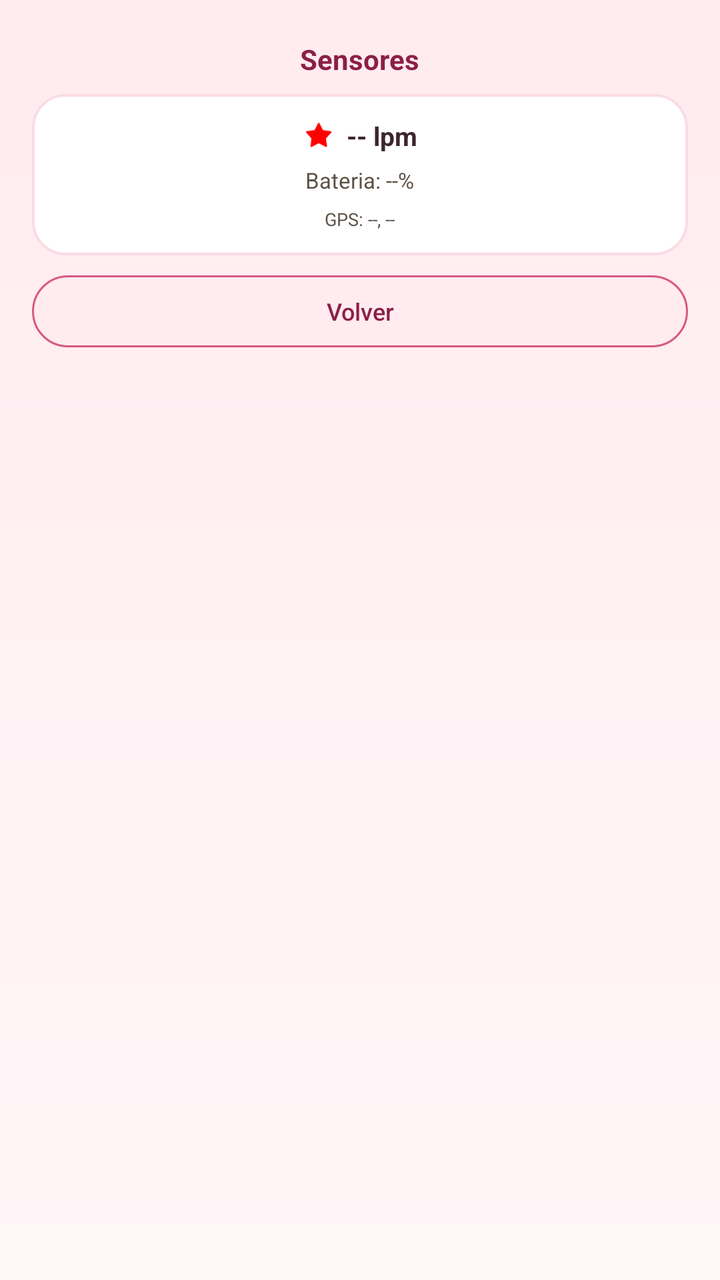
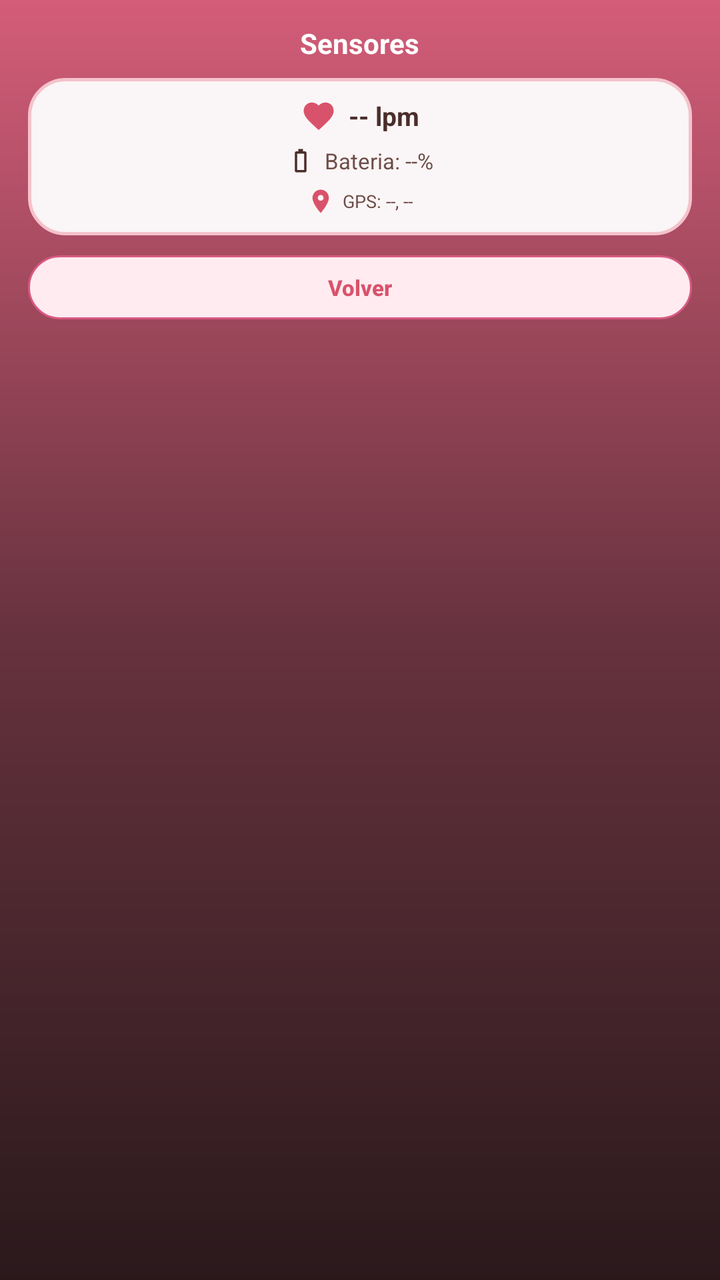

Compare the two renders of this Android layout. The source of the first and the diff that turns it into the second are given below.
<!-- AndroidManifest.xml: application theme Theme.WearCoffee -->
<!-- res/layout/activity_sensors.xml -->
<?xml version="1.0" encoding="utf-8"?>
<ScrollView xmlns:android="http://schemas.android.com/apk/res/android"
    android:layout_width="match_parent"
    android:layout_height="match_parent"
    android:background="@drawable/bg_sakura_gradient"
    android:scrollbars="none"
    android:fillViewport="true">

    <LinearLayout
        android:layout_width="match_parent"
        android:layout_height="wrap_content"
        android:orientation="vertical"
        android:gravity="center_horizontal"
        android:padding="16dp">

        <TextView
            android:layout_width="wrap_content"
            android:layout_height="wrap_content"
            android:text="Sensores"
            android:textColor="#8C1F45"
            android:textSize="14sp"
            android:textStyle="bold"
            android:layout_marginTop="4dp"
            android:layout_marginBottom="8dp" />

        <LinearLayout
            android:layout_width="match_parent"
            android:layout_height="wrap_content"
            android:orientation="vertical"
            android:background="@drawable/bg_card"
            android:padding="12dp"
            android:gravity="center_horizontal"
            android:layout_marginBottom="10dp">

            <LinearLayout
                android:layout_width="wrap_content"
                android:layout_height="wrap_content"
                android:orientation="horizontal"
                android:gravity="center"
                android:layout_marginBottom="6dp">

                <ImageView
                    android:id="@+id/ivHeart"
                    android:layout_width="16dp"
                    android:layout_height="16dp"
                    android:src="@android:drawable/star_on"
                    android:tint="#FF0000"
                    android:layout_marginRight="6dp" />

                <TextView
                    android:id="@+id/tvHeartRate"
                    android:layout_width="wrap_content"
                    android:layout_height="wrap_content"
                    android:text="-- lpm"
                    android:textColor="#3D252C"
                    android:textSize="13sp"
                    android:textStyle="bold" />
            </LinearLayout>

            <TextView
                android:id="@+id/tvBattery"
                android:layout_width="wrap_content"
                android:layout_height="wrap_content"
                android:text="Bateria: --%"
                android:textColor="#5C5045"
                android:textSize="11sp"
                android:layout_marginBottom="6dp" />

            <TextView
                android:id="@+id/tvLocation"
                android:layout_width="wrap_content"
                android:layout_height="wrap_content"
                android:text="GPS: --, --"
                android:textColor="#5C5045"
                android:textSize="9sp"
                android:gravity="center" />
        </LinearLayout>

        <Button
            android:id="@+id/btnBack"
            android:layout_width="match_parent"
            android:layout_height="36dp"
            android:background="@drawable/bg_button_secondary"
            android:text="Volver"
            android:textColor="#8C1F45"
            android:textSize="12sp"
            android:textAllCaps="false"
            style="?android:attr/borderlessButtonStyle" />

    </LinearLayout>
</ScrollView>
<!-- resources referenced by this layout -->
<resources>
  <!-- drawable bg_button_secondary (drawable) -->
  <?xml version="1.0" encoding="utf-8"?>
  <ripple xmlns:android="http://schemas.android.com/apk/res/android"
      android:color="#44D85880">
      <item>
          <shape android:shape="rectangle">
              <solid android:color="#FFEBF0" />
              <stroke android:width="1dp" android:color="#D85880" />
              <corners android:radius="24dp" />
          </shape>
      </item>
  </ripple>
  <!-- drawable bg_card (drawable) -->
  <?xml version="1.0" encoding="utf-8"?>
  <shape xmlns:android="http://schemas.android.com/apk/res/android"
      android:shape="rectangle">
      <solid android:color="#FFFFFF" />
      <stroke android:width="1.2dp" android:color="#FADCE3" />
      <corners android:radius="16dp" />
  </shape>
  <!-- drawable bg_sakura_gradient (drawable) -->
  <?xml version="1.0" encoding="utf-8"?>
  <shape xmlns:android="http://schemas.android.com/apk/res/android"
      android:shape="rectangle">
      <gradient
          android:startColor="#FFEBF0"
          android:endColor="#FFF6F8"
          android:angle="270" />
  </shape>
  <style name="Theme.WearCoffee" parent="Theme.AppCompat.NoActionBar">
          
          <item name="colorPrimary">@color/purple_500</item>
          <item name="colorPrimaryVariant">@color/purple_700</item>
          <item name="colorOnPrimary">@color/white</item>
          
          <item name="colorSecondary">@color/teal_200</item>
          <item name="colorSecondaryVariant">@color/teal_700</item>
          <item name="colorOnSecondary">@color/black</item>
          
          <item name="android:statusBarColor">?attr/colorPrimaryVariant</item>
          
      </style>
  <color name="purple_500">#FF6200EE</color>
  <color name="purple_700">#FF3700B3</color>
  <color name="white">#FFFFFFFF</color>
  <color name="teal_200">#FF03DAC5</color>
  <color name="teal_700">#FF018786</color>
  <color name="black">#FF000000</color>
</resources>

<!-- the commit's change to res/layout/activity_sensors.xml (unified diff, before → after) -->
@@ -11,27 +11,32 @@
         android:layout_height="wrap_content"
         android:orientation="vertical"
         android:gravity="center_horizontal"
-        android:padding="16dp">
+        android:paddingLeft="14dp"
+        android:paddingRight="14dp"
+        android:paddingTop="10dp"
+        android:paddingBottom="14dp">
 
         <TextView
             android:layout_width="wrap_content"
             android:layout_height="wrap_content"
             android:text="Sensores"
-            android:textColor="#8C1F45"
+            android:textColor="#FFFFFF"
             android:textSize="14sp"
             android:textStyle="bold"
-            android:layout_marginTop="4dp"
+            android:layout_marginTop="2dp"
             android:layout_marginBottom="8dp" />
 
+        
         <LinearLayout
             android:layout_width="match_parent"
             android:layout_height="wrap_content"
             android:orientation="vertical"
             android:background="@drawable/bg_card"
-            android:padding="12dp"
+            android:padding="10dp"
             android:gravity="center_horizontal"
             android:layout_marginBottom="10dp">
 
+            
             <LinearLayout
                 android:layout_width="wrap_content"
                 android:layout_height="wrap_content"
@@ -41,10 +46,9 @@
 
                 <ImageView
                     android:id="@+id/ivHeart"
-                    android:layout_width="16dp"
-                    android:layout_height="16dp"
-                    android:src="@android:drawable/star_on"
-                    android:tint="#FF0000"
+                    android:layout_width="18dp"
+                    android:layout_height="18dp"
+                    android:src="@drawable/ic_heart_pulse"
                     android:layout_marginRight="6dp" />
 
                 <TextView
@@ -52,38 +56,68 @@
                     android:layout_width="wrap_content"
                     android:layout_height="wrap_content"
                     android:text="-- lpm"
-                    android:textColor="#3D252C"
+                    android:textColor="#4A2E2B"
                     android:textSize="13sp"
                     android:textStyle="bold" />
             </LinearLayout>
 
-            <TextView
-                android:id="@+id/tvBattery"
+            
+            <LinearLayout
                 android:layout_width="wrap_content"
                 android:layout_height="wrap_content"
-                android:text="Bateria: --%"
-                android:textColor="#5C5045"
-                android:textSize="11sp"
-                android:layout_marginBottom="6dp" />
+                android:orientation="horizontal"
+                android:gravity="center"
+                android:layout_marginBottom="6dp">
 
-            <TextView
-                android:id="@+id/tvLocation"
+                <ImageView
+                    android:layout_width="14dp"
+                    android:layout_height="14dp"
+                    android:src="@drawable/ic_battery"
+                    android:layout_marginRight="5dp" />
+
+                <TextView
+                    android:id="@+id/tvBattery"
+                    android:layout_width="wrap_content"
+                    android:layout_height="wrap_content"
+                    android:text="Bateria: --%"
+                    android:textColor="#6E4D48"
+                    android:textSize="11sp" />
+            </LinearLayout>
+
+            
+            <LinearLayout
                 android:layout_width="wrap_content"
                 android:layout_height="wrap_content"
-                android:text="GPS: --, --"
-                android:textColor="#5C5045"
-                android:textSize="9sp"
-                android:gravity="center" />
+                android:orientation="horizontal"
+                android:gravity="center">
+
+                <ImageView
+                    android:layout_width="14dp"
+                    android:layout_height="14dp"
+                    android:src="@drawable/ic_location"
+                    android:layout_marginRight="4dp" />
+
+                <TextView
+                    android:id="@+id/tvLocation"
+                    android:layout_width="wrap_content"
+                    android:layout_height="wrap_content"
+                    android:text="GPS: --, --"
+                    android:textColor="#6E4D48"
+                    android:textSize="9sp"
+                    android:gravity="center" />
+            </LinearLayout>
+
         </LinearLayout>
 
         <Button
             android:id="@+id/btnBack"
             android:layout_width="match_parent"
-            android:layout_height="36dp"
+            android:layout_height="32dp"
             android:background="@drawable/bg_button_secondary"
             android:text="Volver"
-            android:textColor="#8C1F45"
-            android:textSize="12sp"
+            android:textColor="#D9526B"
+            android:textSize="11sp"
+            android:textStyle="bold"
             android:textAllCaps="false"
             style="?android:attr/borderlessButtonStyle" />
 
<!-- resource entries referenced after the edit -->
@@ -16,37 +16,66 @@
   <?xml version="1.0" encoding="utf-8"?>
   <shape xmlns:android="http://schemas.android.com/apk/res/android"
       android:shape="rectangle">
-      <solid android:color="#FFFFFF" />
-      <stroke android:width="1.2dp" android:color="#FADCE3" />
-      <corners android:radius="16dp" />
+      <solid android:color="#FAF5F6" />
+      <stroke android:width="1.5dp" android:color="#F4C2CB" />
+      <corners android:radius="18dp" />
   </shape>
   <!-- drawable bg_sakura_gradient (drawable) -->
   <?xml version="1.0" encoding="utf-8"?>
   <shape xmlns:android="http://schemas.android.com/apk/res/android"
       android:shape="rectangle">
       <gradient
-          android:startColor="#FFEBF0"
-          android:endColor="#FFF6F8"
+          android:startColor="#D45D79"
+          android:centerColor="#66323D"
+          android:endColor="#2A191C"
           android:angle="270" />
   </shape>
+  <!-- drawable ic_battery (drawable) -->
+  <?xml version="1.0" encoding="utf-8"?>
+  <vector xmlns:android="http://schemas.android.com/apk/res/android"
+      android:width="24dp"
+      android:height="24dp"
+      android:viewportWidth="24"
+      android:viewportHeight="24">
+      <path
+          android:fillColor="#4A2E2B"
+          android:pathData="M15.67,4H14V2h-4v2H8.33C7.6,4 7,4.6 7,5.33v15.33C7,21.4 7.6,22 8.33,22h7.33c0.74,0 1.34,-0.6 1.34,-1.33V5.33C17,4.6 16.4,4 15.67,4zM15,20H9V6h6v14z"/>
+  </vector>
+  <!-- drawable ic_heart_pulse (drawable) -->
+  <?xml version="1.0" encoding="utf-8"?>
+  <vector xmlns:android="http://schemas.android.com/apk/res/android"
+      android:width="24dp"
+      android:height="24dp"
+      android:viewportWidth="24"
+      android:viewportHeight="24">
+      <path
+          android:fillColor="#D9526B"
+          android:pathData="M12,21.35l-1.45,-1.32C5.4,15.36 2,12.28 2,8.5 2,5.42 4.42,3 7.5,3c1.74,0 3.41,0.81 4.5,2.09C13.09,3.81 14.76,3 16.5,3 19.58,3 22,5.42 22,8.5c0,3.78 -3.4,6.86 -8.55,11.54L12,21.35z"/>
+  </vector>
+  <!-- drawable ic_location (drawable) -->
+  <?xml version="1.0" encoding="utf-8"?>
+  <vector xmlns:android="http://schemas.android.com/apk/res/android"
+      android:width="24dp"
+      android:height="24dp"
+      android:viewportWidth="24"
+      android:viewportHeight="24">
+      <path
+          android:fillColor="#D9526B"
+          android:pathData="M12,2C8.13,2 5,5.13 5,9c0,5.25 7,13 7,13s7,-7.75 7,-13c0,-3.87 -3.13,-7 -7,-7zM12,11.5c-1.38,0 -2.5,-1.12 -2.5,-2.5s1.12,-2.5 2.5,-2.5 2.5,1.12 2.5,2.5 -1.12,2.5 -2.5,2.5z"/>
+  </vector>
   <style name="Theme.WearCoffee" parent="Theme.AppCompat.NoActionBar">
           
-          <item name="colorPrimary">@color/purple_500</item>
-          <item name="colorPrimaryVariant">@color/purple_700</item>
-          <item name="colorOnPrimary">@color/white</item>
+          <item name="colorPrimary">@color/sakura_primary</item>
+          <item name="colorPrimaryDark">@color/sakura_primary_dark</item>
+          <item name="colorAccent">@color/sakura_accent</item>
           
-          <item name="colorSecondary">@color/teal_200</item>
-          <item name="colorSecondaryVariant">@color/teal_700</item>
-          <item name="colorOnSecondary">@color/black</item>
-          
-          <item name="android:statusBarColor">?attr/colorPrimaryVariant</item>
-          
+          <item name="android:statusBarColor">@color/bg_gradient_start</item>
+          <item name="android:windowBackground">@color/bg_gradient_end</item>
       </style>
-  <color name="purple_500">#FF6200EE</color>
-  <color name="purple_700">#FF3700B3</color>
-  <color name="white">#FFFFFFFF</color>
-  <color name="teal_200">#FF03DAC5</color>
-  <color name="teal_700">#FF018786</color>
-  <color name="black">#FF000000</color>
+  <color name="sakura_primary">#D9526B</color>
+  <color name="sakura_primary_dark">#C9425A</color>
+  <color name="sakura_accent">#E66B85</color>
+  <color name="bg_gradient_start">#D45D79</color>
+  <color name="bg_gradient_end">#2E1C1A</color>
 </resources>
 
